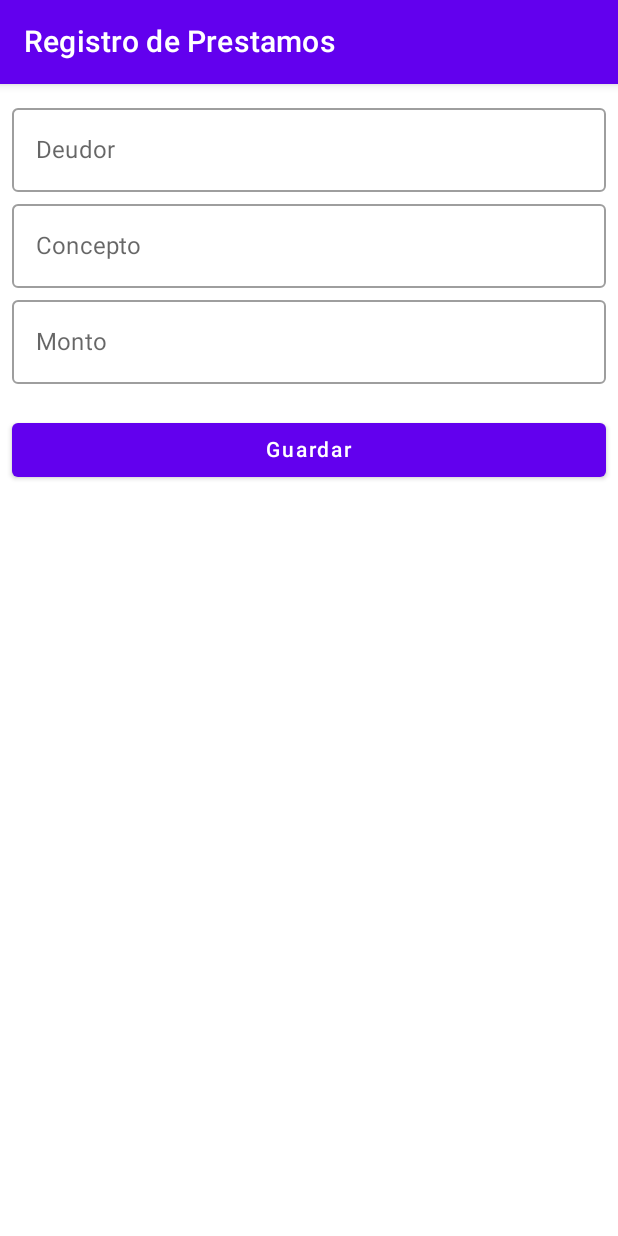
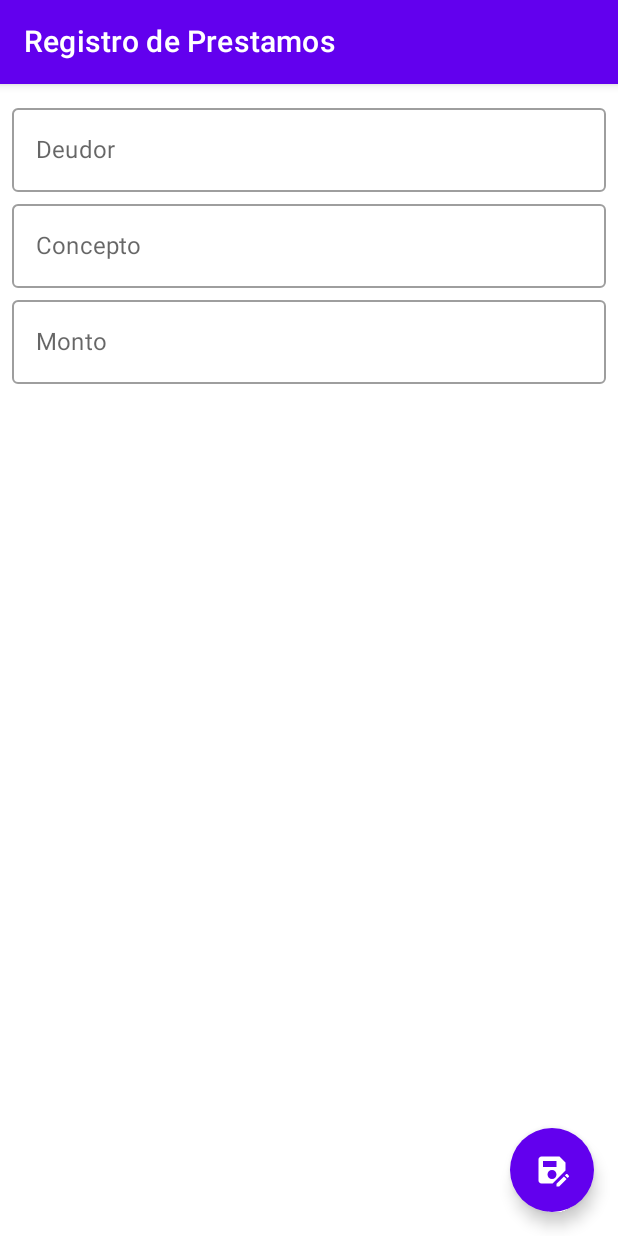
Before and after one commit to carlos25u/P1-AP2-CarlosLopez-20190720, an Android app built with Jetpack Compose: the PrestamoRegistroScreen screen opened through its navigation route, on a phone screen of 412 x 824 dp. Run offline under Robolectric (Android 15) with nearby library versions, the phone set to English and light mode, and no system bars; our stand-ins replace Dagger/Hilt's generated code, Room's generated code.

Commit message:
mejorando diseño de registro de Prestamos

```diff
--- a/app/src/main/java/com/call/p1_ap2_carloslopez_20190720/ui/theme/componentes/PrestamoRegistroScreen.kt
+++ b/app/src/main/java/com/call/p1_ap2_carloslopez_20190720/ui/theme/componentes/PrestamoRegistroScreen.kt
@@ -4,6 +4,9 @@ import androidx.compose.foundation.layout.Column
 import androidx.compose.foundation.layout.fillMaxWidth
 import androidx.compose.foundation.layout.padding
 import androidx.compose.material.*
+import androidx.compose.material.icons.Icons
+import androidx.compose.material.icons.filled.Add
+import androidx.compose.material.icons.filled.SaveAs
 import androidx.compose.runtime.Composable
 import androidx.compose.ui.Modifier
 import androidx.compose.ui.unit.dp
@@ -12,10 +15,23 @@ import com.call.p1_ap2_carloslopez_20190720.view.PrestamoViewModel
 
 @Composable
 fun PrestamoRegistroScreen(backToListado:() -> Unit, viewModel: PrestamoViewModel = hiltViewModel()){
+    val ScaffoldState = rememberScaffoldState()
     Scaffold(
         topBar = {
             TopAppBar(title = { Text(text = "Registro de Prestamos") })
-        }
+        },
+        floatingActionButton = {
+            FloatingActionButton(
+                onClick = {
+                    viewModel.Guardar()
+                    backToListado()
+                },
+                backgroundColor = MaterialTheme.colors.primary
+            ) {
+                Icon(imageVector = Icons.Default.SaveAs, contentDescription = "Guardar")
+            }
+        },
+        scaffoldState = ScaffoldState
     ) {it
         Column(
             modifier = Modifier
@@ -42,17 +58,6 @@ fun PrestamoRegistroScreen(backToListado:() -> Unit, viewModel: PrestamoViewMode
                 label = { Text(text = "Monto")},
                 modifier = Modifier.fillMaxWidth()
             )
-
-            Button(onClick = {
-                viewModel.Guardar()
-                backToListado()
-            },
-                modifier = Modifier
-                    .fillMaxWidth()
-                    .padding(vertical = 20.dp)
-            ) {
-                Text(text = "Guardar")
-            }
         }
     }
 }
```
